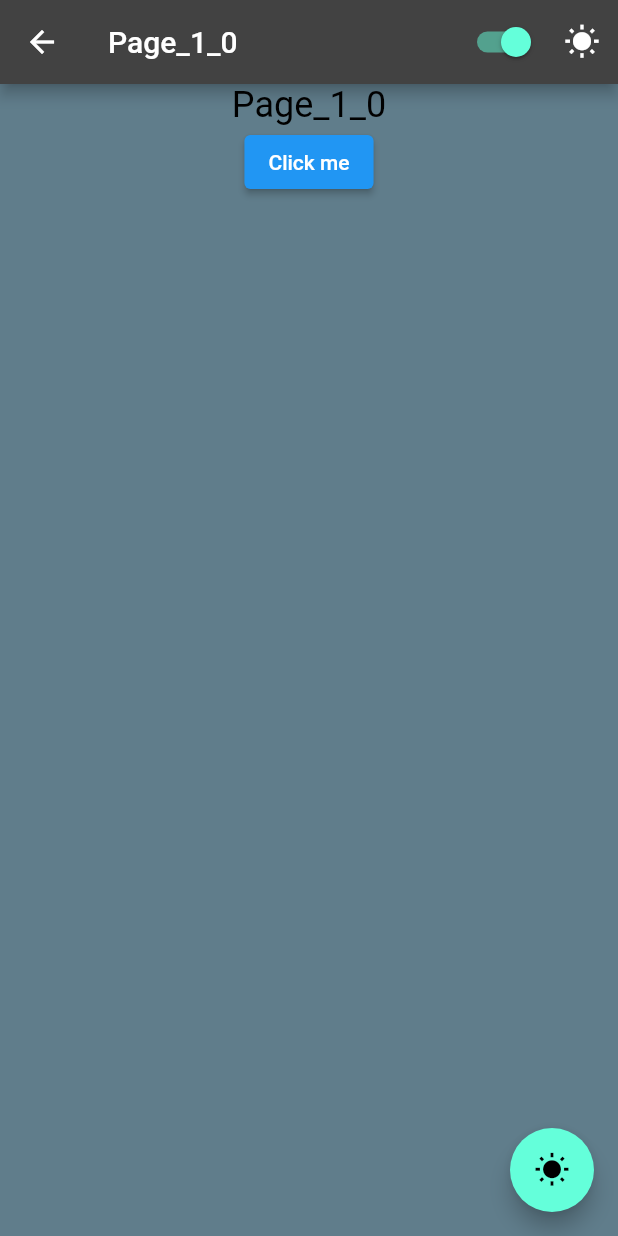
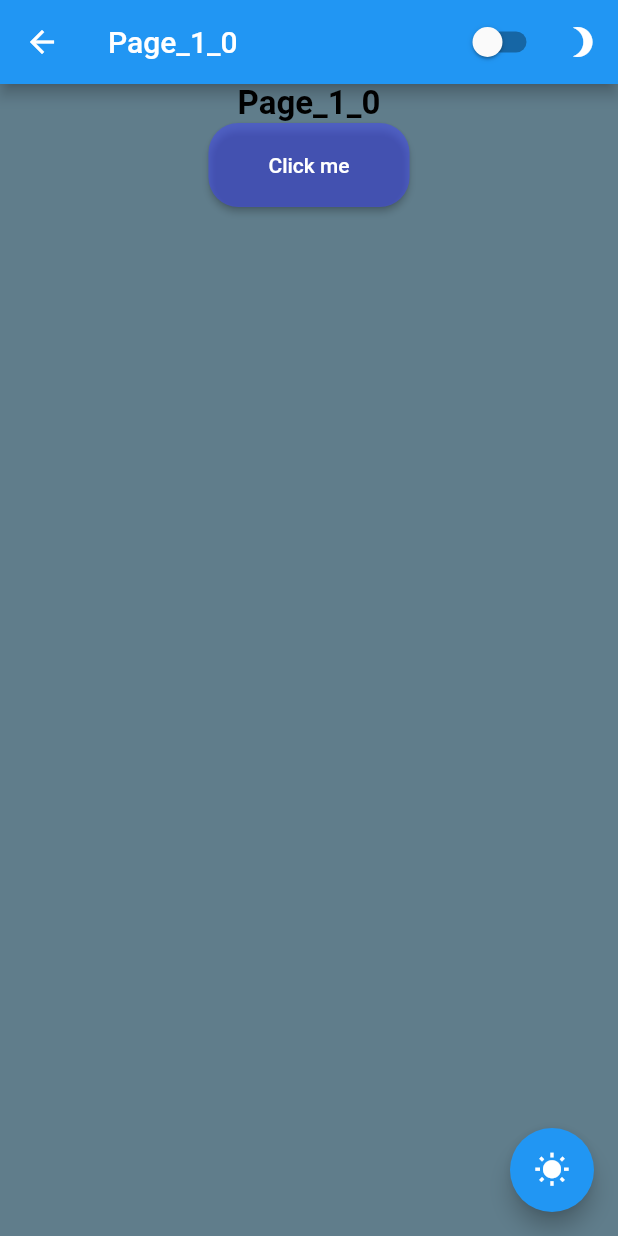
Before and after one commit to aruncr75/flutter_data, a Flutter app: the ScreenPage1_0 screen opened directly, after a tap on the "wb sunny" icon, on a phone screen of 412 x 824 dp. Run offline on Flutter 3.47's test engine with Material 2 defaults, Android fonts, the phone set to English and light mode, and no system bars.

Commit message:
CupertinoTabScaffold optimisation added text theme

```diff
--- a/lib/screens/Provider/theme_provider.dart
+++ b/lib/screens/Provider/theme_provider.dart
@@ -1,7 +1,7 @@
 import 'package:flutter/material.dart';
 
 class ThemeNotifier with ChangeNotifier {
-  ThemeMode _themeMode = ThemeMode.light;
+  ThemeMode _themeMode = ThemeMode.dark;
   // ThemeMode _themeMode =
   //     WidgetsBinding.instance.window.platformBrightness == Brightness.dark
   //         ? ThemeMode.dark
--- a/lib/screens/ScreenHome/screen_home.dart
+++ b/lib/screens/ScreenHome/screen_home.dart
@@ -31,25 +31,25 @@
           case 0:
             return CupertinoTabView(builder: (context) {
               return const CupertinoPageScaffold(
-                child: ScreenPage1(),
+                child: SafeArea(child: ScreenPage1()),
               );
             });
           case 1:
             return CupertinoTabView(builder: (context) {
               return const CupertinoPageScaffold(
-                child: ScreenPage2(),
+                child: SafeArea(child: ScreenPage2()),
               );
             });
           case 2:
             return CupertinoTabView(builder: (context) {
               return const CupertinoPageScaffold(
-                child: ScreenPage3(),
+                child: SafeArea(child: ScreenPage3()),
               );
             });
           default:
             return CupertinoTabView(builder: (context) {
               return const CupertinoPageScaffold(
-                child: ScreenPage1(),
+                child: SafeArea(child: ScreenPage1()),
               );
             });
         }
--- a/lib/screens/ScreenPage1/screen_page_1_0.dart
+++ b/lib/screens/ScreenPage1/screen_page_1_0.dart
@@ -1,4 +1,5 @@
 import 'package:firstapp1/screens/Provider/theme_provider.dart';
+import 'package:firstapp1/screens/Theme/dark_theme.dart';
 import 'package:flutter/material.dart';
 import 'package:provider/provider.dart';
 
@@ -9,7 +10,8 @@
   @override
   Widget build(BuildContext context) {
     final themeNotifier = Provider.of<ThemeNotifier>(context);
-    return Scaffold(
+    return SafeArea(
+      child: Scaffold(
         backgroundColor: Colors.blueGrey,
         appBar: AppBar(
           title: const Text("Page_1_0"),
@@ -34,7 +36,10 @@
         body: Center(
           child: Column(
             children: [
-            Text("Page_1_0", style: Theme.of(context).textTheme.headline5),
+              Text(
+                "Page_1_0",
+                style: textdarkTheme.headline5,
+              ),
               ElevatedButton(onPressed: () {}, child: const Text("Click me")),
             ],
           ),
@@ -42,10 +47,11 @@
         floatingActionButton: FloatingActionButton(
           onPressed: () {
             // toggle between light and dark theme
-          themeNotifier.toggleTheme(
-       themeNotifier.themeMode == ThemeMode.light);
+            themeNotifier
+                .toggleTheme(themeNotifier.themeMode == ThemeMode.light);
           },
           child: const Icon(Icons.wb_sunny),
+        ),
       ),
     );
   }
--- a/lib/screens/ScreenPage2/screen_page_2.dart
+++ b/lib/screens/ScreenPage2/screen_page_2.dart
@@ -1,4 +1,5 @@
 import 'package:firstapp1/screens/Provider/theme_provider.dart';
+import 'package:firstapp1/screens/Theme/dark_theme.dart';
 import 'package:firstapp1/screens/Widgets/custom_appbar.dart';
 import 'package:flutter/material.dart';
 import 'package:provider/provider.dart';
@@ -13,13 +14,13 @@
       backgroundColor: Colors.blueGrey,
       appBar: CustomAppBar(title: const Text("Page_2")),
       body: Center(
-        child: Column(
-          children: [
-            Text("Page_2", style: Theme.of(context).textTheme.headline5),
-            ElevatedButton(onPressed: () {}, child: const Text("Click me")),
-          ],
-        ),
-      ),
+          child: ListView(
+        children: [
+          ListTile(
+            title: Text("Hello",style: textdarkTheme.headline5,),
+          )
+        ],
+      )),
       floatingActionButton: FloatingActionButton(
         onPressed: () {
           // toggle between light and dark theme
--- a/lib/screens/Theme/dark_theme.dart
+++ b/lib/screens/Theme/dark_theme.dart
@@ -3,7 +3,7 @@
 final darkTheme = ThemeData(
   brightness: Brightness.dark,
   primarySwatch: Colors.blue,
-  backgroundColor: Colors.white,
+  backgroundColor: Colors.grey,
   textTheme: const TextTheme(
     bodyText1: TextStyle(color: Colors.black),
     bodyText2: TextStyle(color: Colors.grey),
@@ -19,3 +19,11 @@
       backgroundColor: MaterialStateProperty.all<Color>(
           const Color.fromARGB(255, 205, 243, 33))),
 );
+
+const textdarkTheme = TextTheme(
+    headline5: TextStyle(
+  color: Colors.black,
+  fontSize: 22.0,
+  fontWeight: FontWeight.bold,
+)
+);
```
Lines whose indentation alone changed are shown as unchanged.
